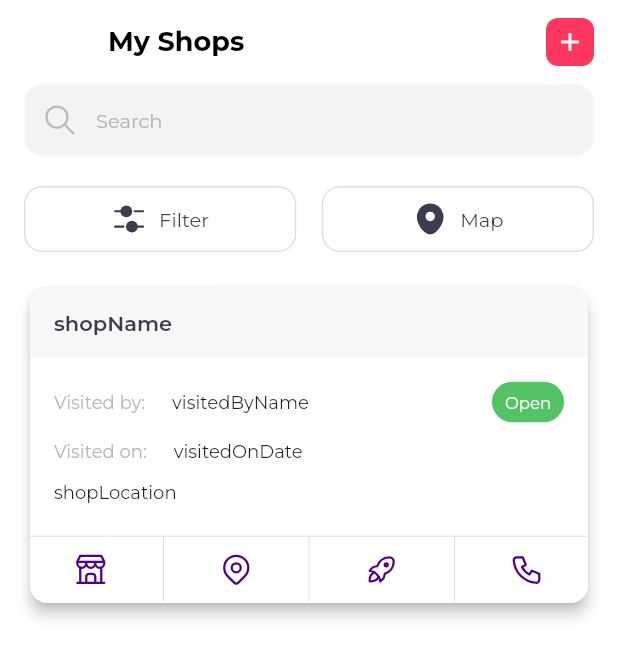
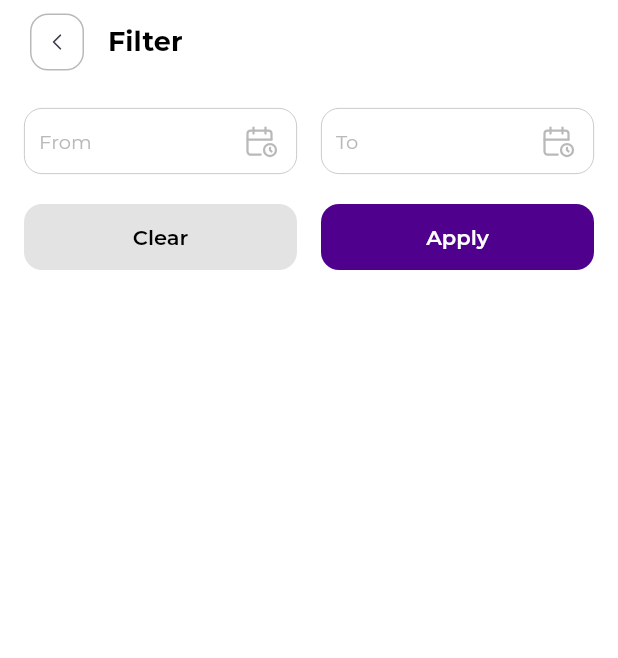
Before and after one commit to ShazaAshraf75/login-interface, a Flutter app: the MyShopsScreen screen opened directly, after a tap on "Filter", on a phone screen of 412 x 824 dp. Shown: the top 658 px of the screen. Run offline on Flutter 3.47's test engine with Material 2 defaults, Android fonts, the phone set to English and light mode, and no system bars; our stand-ins replace bloc, dio, flutter_bloc, flutter_svg, fluttertoast, retrofit; generated files the repository leaves out were written again.

Commit message:
add filter date picker for android

```diff
--- a/lib/modules/authentication/login/widgets/login_screen_content.dart
+++ b/lib/modules/authentication/login/widgets/login_screen_content.dart
@@ -6,7 +6,7 @@ import 'package:flutter_bloc/flutter_bloc.dart';
 import 'package:login_interface/modules/authentication/login/bloc/login_bloc.dart';
 import 'package:login_interface/modules/authentication/login/bloc/login_events.dart';
 import 'package:login_interface/modules/authentication/widgets/account_widget.dart';
-import 'package:login_interface/modules/authentication/widgets/custom_button.dart';
+import 'package:login_interface/modules/widgets/default_button.dart';
 import 'package:login_interface/modules/authentication/widgets/custom_text_field.dart';
 import 'package:login_interface/modules/authentication/widgets/dfms_widget.dart';
 import 'package:login_interface/theme/color_manager.dart';
@@ -138,7 +138,7 @@ class LoginScreenContent extends StatelessWidget {
                 child: Column(
                   mainAxisAlignment: MainAxisAlignment.end,
                   children: [
-                    CustomButton(
+                    DefaultButton(
                         text: 'Login',
                         width: MediaQuery.of(context).size.width * 0.7,
                         onTap: () {
--- a/lib/modules/authentication/register/register_screen.dart
+++ b/lib/modules/authentication/register/register_screen.dart
@@ -8,7 +8,7 @@ import 'package:login_interface/modules/authentication/widgets/account_widget.da
 import 'package:login_interface/modules/authentication/widgets/custom_text_field.dart';
 import 'package:login_interface/utils/resources/image_paths.dart';
 
-import '../widgets/custom_button.dart';
+import '../../widgets/default_button.dart';
 import '../widgets/dfms_widget.dart';
 
 class RegisterScreen extends StatelessWidget {
@@ -177,7 +177,7 @@ class RegisterScreen extends StatelessWidget {
               child: Column(
                 mainAxisAlignment: MainAxisAlignment.end,
                 children: [
-                  CustomButton(
+                  DefaultButton(
                     text: 'Sign Up',
                     width: MediaQuery.of(context).size.width * 0.7,
                     onTap: () {
--- a/lib/modules/authentication/widgets/custom_button.dart
+++ /dev/null
@@ -1,34 +0,0 @@
-// ignore_for_file: must_be_immutable
-
-import 'package:flutter/material.dart';
-import 'package:login_interface/theme/color_manager.dart';
-
-class CustomButton extends StatelessWidget {
-  String text;
-  double width;
-  void Function()? onTap;
-  CustomButton(
-      {Key? key, required this.text, required this.width, required this.onTap})
-      : super(key: key);
-  @override
-  Widget build(BuildContext context) {
-    return SizedBox(
-      height: 44,
-      width: width,
-      child: ElevatedButton(
-          onPressed: onTap,
-          style: ButtonStyle(
-            backgroundColor: MaterialStateProperty.all(ColorManager.darkPurpleColor),
-            shape: MaterialStateProperty.all<RoundedRectangleBorder>(
-              RoundedRectangleBorder(
-                borderRadius: BorderRadius.circular(12.0),
-              ),
-            ),
-          ),
-          child: Text(
-            text,
-            style: const TextStyle(fontFamily: "Montserrat", fontSize: 14),
-          )),
-    );
-  }
-}
--- /dev/null
+++ b/lib/modules/survey/filter/filter_screen.dart
@@ -0,0 +1,115 @@
+import 'package:flutter/material.dart';
+import 'package:intl/intl.dart';
+import 'package:login_interface/modules/survey/filter/widgets/filter_date_picker.dart';
+import 'package:login_interface/modules/survey/my_shops/widgets/shop_custom_back_button.dart';
+import 'package:login_interface/modules/widgets/default_button.dart';
+import 'package:login_interface/theme/color_manager.dart';
+import 'package:login_interface/utils/resources/image_paths.dart';
+
+class FilterScreen extends StatelessWidget {
+  const FilterScreen({super.key});
+
+  @override
+  Widget build(BuildContext context) {
+    TextEditingController fromDateController = TextEditingController();
+    TextEditingController toDateController = TextEditingController();
+    var dateFormKey = GlobalKey<FormState>();
+
+    return Scaffold(
+      backgroundColor: Colors.white,
+      appBar: AppBar(
+        title: const Text("Filter"),
+        leading: const ShopCustomBackButton(),
+      ),
+      body: Padding(
+          padding: const EdgeInsets.all(16),
+          child: Form(
+            key: dateFormKey,
+            child: Column(
+              children: [
+                Row(
+                  mainAxisAlignment: MainAxisAlignment.center,
+                  children: [
+                    Expanded(
+                      child: FilterDatePicker(
+                        controller: fromDateController,
+                        hintText: 'From',
+                        suffixIcon: ImagePaths.calendar,
+                        validator: (value) {
+                          if (value!.isEmpty) {
+                            return "From Date is Required";
+                          } else {
+                            return null;
+                          }
+                        },
+                        onTap: () {
+                          showDatePicker(
+                                  context: context,
+                                  initialDate: DateTime.now(),
+                                  firstDate: DateTime(2020),
+                                  lastDate: DateTime(2024))
+                              .then((value) {
+                            fromDateController.text =
+                                DateFormat.yMd().format(value!);
+                          });
+                        },
+                      ),
+                    ),
+                    const SizedBox(width: 16),
+                    Expanded(
+                      child: FilterDatePicker(
+                        controller: toDateController,
+                        hintText: 'To',
+                        suffixIcon: ImagePaths.calendar,
+                        validator: (value) {
+                          if (value!.isEmpty) {
+                            return "To Date is Required";
+                          } else {
+                            return null;
+                          }
+                        },
+                        onTap: () {
+                          showDatePicker(
+                                  context: context,
+                                  initialDate: DateTime.now(),
+                                  firstDate: DateTime(2020),
+                                  lastDate: DateTime(2024))
+                              .then((value) {
+                            toDateController.text =
+                                DateFormat.yMd().format(value!);
+                          });
+                        },
+                      ),
+                    ),
+                  ],
+                ),
+                const SizedBox(height: 20),
+                Row(
+                  mainAxisAlignment: MainAxisAlignment.center,
+                  children: [
+                    Expanded(
+                      child: DefaultButton(
+                        text: "Clear",
+                        backgroundColor:
+                            ColorManager.defaultButtonBackgroundColor,
+                        textColor: Colors.black,
+                        onTap: () {},
+                      ),
+                    ),
+                    const SizedBox(width: 16),
+                    Expanded(
+                      child: DefaultButton(
+                        text: "Apply",
+                        onTap: () {
+                          dateFormKey.currentState!.validate();
+                        },
+                      ),
+                    ),
+                  ],
+                )
+              ],
+            ),
+          )),
+    );
+  }
+}
--- /dev/null
+++ b/lib/modules/survey/filter/widgets/filter_date_picker.dart
@@ -0,0 +1,73 @@
+import 'package:flutter/material.dart';
+import 'package:flutter_svg/flutter_svg.dart';
+
+import 'package:login_interface/theme/color_manager.dart';
+
+class FilterDatePicker extends StatelessWidget {
+  TextEditingController controller;
+  TextInputType? keyboardType;
+  String hintText;
+  String suffixIcon;
+  String? Function(String?)? validator;
+
+  Function()? onTap;
+  FilterDatePicker({
+    Key? key,
+    required this.controller,
+    required this.hintText,
+    required this.suffixIcon,
+    required this.onTap,
+    this.validator,
+    this.keyboardType,
+  }) : super(key: key);
+  @override
+  Widget build(BuildContext context) {
+    var svgPicture = SvgPicture.asset(
+      suffixIcon,
+      colorFilter:
+          const ColorFilter.mode(ColorManager.textColor, BlendMode.dst),
+      fit: BoxFit.scaleDown,
+      height: 24,
+      width: 24,
+    );
+
+    return SizedBox(
+      height: 44,
+      child: Material(
+          color: Colors.transparent,
+          child: TextFormField(
+            style: Theme.of(context).textTheme.labelLarge!.copyWith(color: ColorManager.textColor),
+            onTap: onTap,
+            validator: validator,
+            controller: controller,
+            keyboardType: keyboardType ?? TextInputType.datetime,
+            decoration: InputDecoration(
+              fillColor: Colors.white,
+              disabledBorder: OutlineInputBorder(
+                borderSide:
+                    const BorderSide(color: ColorManager.textColor, width: .5),
+                borderRadius: BorderRadius.circular(12.0),
+              ),
+              focusedBorder: OutlineInputBorder(
+                borderSide:
+                    const BorderSide(color: ColorManager.textColor, width: .5),
+                borderRadius: BorderRadius.circular(12.0),
+              ),
+              enabledBorder: OutlineInputBorder(
+                borderSide:
+                    const BorderSide(color: ColorManager.textColor, width: .5),
+                borderRadius: BorderRadius.circular(12.0),
+              ),
+              contentPadding:
+                  const EdgeInsets.symmetric(vertical: 0, horizontal: 10),
+              hintStyle: const TextStyle(
+                  fontSize: 13,
+                  fontFamily: 'Montserrat',
+                  color: ColorManager.textColor),
+              hintText: hintText,
+              suffixIcon: svgPicture,
+            ),
+          )),
+    );
+  }
+}
--- a/lib/modules/survey/my_shops/my_shops_screen.dart
+++ b/lib/modules/survey/my_shops/my_shops_screen.dart
@@ -1,4 +1,5 @@
 import 'package:flutter/material.dart';
+import 'package:login_interface/modules/survey/filter/filter_screen.dart';
 import 'package:login_interface/modules/survey/my_shops/details/shop_details_screen.dart';
 import 'package:login_interface/modules/survey/my_shops/widgets/shop_add_button.dart';
 import 'package:login_interface/modules/survey/my_shops/widgets/shop_card.dart';
@@ -39,7 +40,10 @@ class MyShopsScreen extends StatelessWidget {
                       child: ShopCustomOutlinedButton(
                           label: "Filter",
                           icon: ImagePaths.filter,
-                          onPressed: () {}),
+                          onPressed: () => Navigator.push(
+                              context,
+                              MaterialPageRoute(
+                                  builder: (context) => const FilterScreen()))),
                     ),
                     const SizedBox(width: 17),
                     Expanded(
--- /dev/null
+++ b/lib/modules/widgets/default_button.dart
@@ -0,0 +1,47 @@
+// ignore_for_file: must_be_immutable
+
+import 'package:flutter/material.dart';
+
+import 'package:login_interface/theme/color_manager.dart';
+
+class DefaultButton extends StatelessWidget {
+  String text;
+  double? width;
+  Color? backgroundColor;
+  Color? textColor;
+  void Function()? onTap;
+  DefaultButton(
+      {Key? key,
+      required this.text,
+      required this.onTap,
+      this.width,
+      this.backgroundColor,
+      this.textColor})
+      : super(key: key);
+
+  @override
+  Widget build(BuildContext context) {
+    return SizedBox(
+      height: 44,
+      width: width ?? double.infinity,
+      child: ElevatedButton(
+          onPressed: onTap,
+          style: ButtonStyle(
+            elevation: MaterialStateProperty.all(0),
+            backgroundColor: MaterialStateProperty.all(
+                backgroundColor ?? ColorManager.darkPurpleColor),
+            shape: MaterialStateProperty.all<RoundedRectangleBorder>(
+              RoundedRectangleBorder(
+                borderRadius: BorderRadius.circular(12.0),
+              ),
+            ),
+          ),
+          child: Text(text,
+              style: TextStyle(
+                fontFamily: "MontserratS",
+                fontSize: 14,
+                color: textColor ?? Colors.white,
+              ))),
+    );
+  }
+}
--- a/lib/theme/color_manager.dart
+++ b/lib/theme/color_manager.dart
@@ -11,4 +11,6 @@ class ColorManager {
   static const Color searchBarTextColor = Color.fromRGBO(181, 178, 178, 1);
   static const Color textColor = Color.fromRGBO(185, 185, 185, 1);
   static const Color lightPinkColor = Color.fromRGBO(255, 55, 94, 0.12);
+  static const Color defaultButtonBackgroundColor =
+      Color.fromRGBO(227, 227, 227, 1);
 }
--- a/lib/utils/resources/image_paths.dart
+++ b/lib/utils/resources/image_paths.dart
@@ -29,4 +29,5 @@ class ImagePaths {
   static const String call = "assets/icons/call.svg";
   static const String back = "assets/icons/back.svg";
   static const String redLocation = "assets/icons/red_location.svg";
+  static const String calendar = "assets/icons/calendar.svg";
 }
--- a/pubspec.yaml
+++ b/pubspec.yaml
@@ -44,6 +44,7 @@ dependencies:
   equatable: ^2.0.5
   retrofit: ^4.0.1
   json_annotation: ^4.8.0
+  intl: ^0.18.1
 
 
 dev_dependencies:
```
Also changed, not shown: assets/icons/calendar.svg (added), pubspec.lock.
